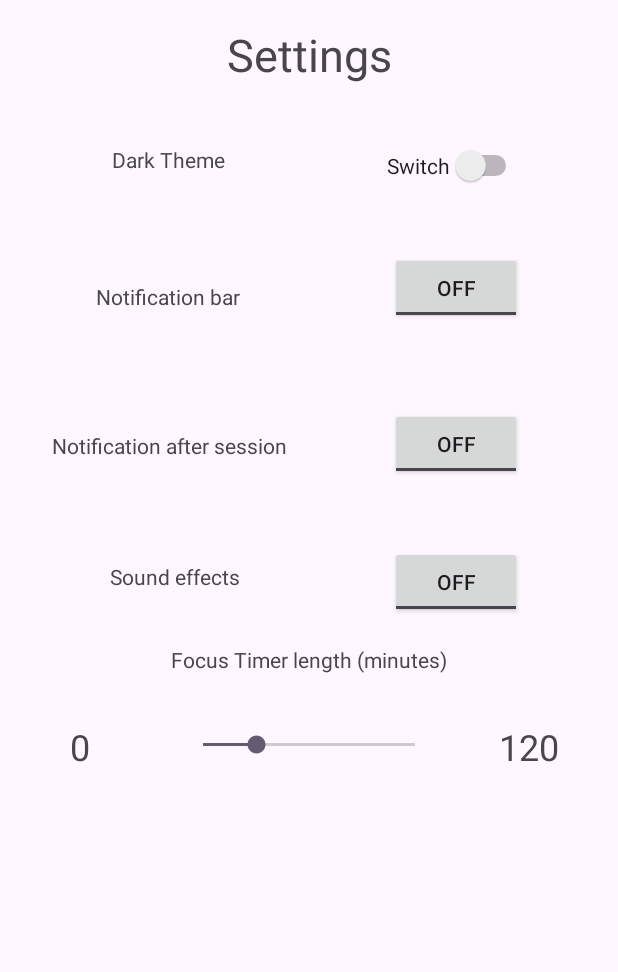
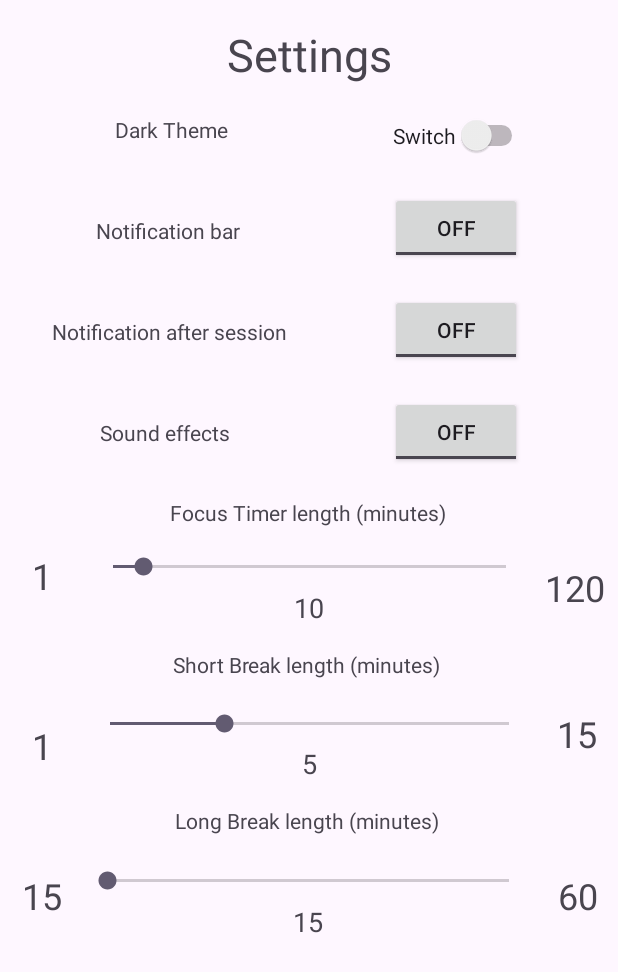
Before and after one commit to Pomodorify/Pomodorify, an Android app: the fragment Settings shown on its own in the app's theme, on a phone screen of 412 x 824 dp. Shown: the top 972 px of the screen. Run offline under Robolectric (Android 15) with nearby library versions, the phone set to English and light mode, and no system bars.

Commit message:
Finished creating basic UI for settings fragment

```diff
--- a/app/src/main/java/com/example/pomodorify/Settings.java
+++ b/app/src/main/java/com/example/pomodorify/Settings.java
@@ -7,7 +7,8 @@ import androidx.fragment.app.Fragment;
 import android.view.LayoutInflater;
 import android.view.View;
 import android.view.ViewGroup;
-
+import android.widget.SeekBar;
+import android.widget.TextView;
 
 
 public class Settings extends Fragment {
@@ -24,10 +25,85 @@ public class Settings extends Fragment {
     @Override
     public View onCreateView(LayoutInflater inflater, ViewGroup container,
                              Bundle savedInstanceState) {
-        // Inflate the layout for this fragment
-        return inflater.inflate(R.layout.fragment_settings, container, false);
+        View view = inflater.inflate(R.layout.fragment_settings, container, false);
+
+        GetTimes getTimes = new DBHelper(getActivity());
+
+        //ustawienie dlugosci timera focus
+        SeekBar focusBar = view.findViewById(R.id.FocusBar);
+        TextView focusDuration = view.findViewById(R.id.focusDuration);
+        int focusTime = getTimes.getFocusTime();
+        focusBar.setProgress(focusTime - 1);
+        focusDuration.setText(String.valueOf(focusTime));
+        focusBar.setOnSeekBarChangeListener(new SeekBar.OnSeekBarChangeListener() {
+            @Override
+            public void onProgressChanged(SeekBar seekBar, int progress, boolean fromUser) {
+                focusDuration.setText(String.valueOf(progress + 1));
+            }
+
+            @Override
+            public void onStartTrackingTouch(SeekBar seekBar) {
+
+            }
+
+            @Override
+            public void onStopTrackingTouch(SeekBar seekBar) {
+                //wyslij do bazy danych
+            }
+        });
+
+        //ustawienie dlugosci timera shortbreak
+        SeekBar shortBar = view.findViewById(R.id.ShortBar);
+        TextView shortDuration = view.findViewById(R.id.shortDuration);
+        int shortTime = getTimes.getShortBreakTime();
+        shortBar.setProgress(shortTime - 1);
+        shortDuration.setText(String.valueOf(shortTime));
+        shortBar.setOnSeekBarChangeListener(new SeekBar.OnSeekBarChangeListener() {
+            @Override
+            public void onProgressChanged(SeekBar seekBar, int progress, boolean fromUser) {
+                shortDuration.setText(String.valueOf(progress + 1));
+            }
+
+            @Override
+            public void onStartTrackingTouch(SeekBar seekBar) {
+
+            }
+
+            @Override
+            public void onStopTrackingTouch(SeekBar seekBar) {
+                //wyslij do bazy danych
+            }
+        });
+
+        //ustawienie dlugosci timera long break
+        SeekBar longBar = view.findViewById(R.id.LongBar);
+        TextView longDuration = view.findViewById(R.id.longDuration);
+        int longTime = getTimes.getLongBreakTime();
+        longBar.setProgress(longTime - 15);
+        longDuration.setText(String.valueOf(longTime));
+        longBar.setOnSeekBarChangeListener(new SeekBar.OnSeekBarChangeListener() {
+            @Override
+            public void onProgressChanged(SeekBar seekBar, int progress, boolean fromUser) {
+                longDuration.setText(String.valueOf(progress + 15));
+            }
+
+            @Override
+            public void onStartTrackingTouch(SeekBar seekBar) {
+
+            }
+
+            @Override
+            public void onStopTrackingTouch(SeekBar seekBar) {
+                //wyslij do bazy danych
+            }
+        });
+
+
+        return view;
     }
 }
 
 //TODO: mamy 3 timery, dla kazdego wybierz: czy chcesz przerwe, dlugosc timera, dlugosc przerwy, ew jakis dark theme
 //TODO: jest tez jakis fragmentsettings, moze lepiej z niego skorzystac zamiast zwykly fragment, byc moze lepiej ustawienia trzymac w sharedpreferences
+//
+//
--- a/app/src/main/res/layout/fragment_settings.xml
+++ b/app/src/main/res/layout/fragment_settings.xml
@@ -7,6 +7,119 @@
     tools:context=".Settings">
 
     <!-- TODO: Update blank fragment layout -->
+
+    <TextView
+        android:id="@+id/focusText"
+        android:layout_width="wrap_content"
+        android:layout_height="wrap_content"
+        android:layout_marginTop="20dp"
+        android:text="Focus Timer length (minutes)"
+        app:layout_constraintEnd_toEndOf="parent"
+        app:layout_constraintHorizontal_bias="0.497"
+        app:layout_constraintStart_toStartOf="parent"
+        app:layout_constraintTop_toBottomOf="@+id/SoundEffects" />
+
+    <SeekBar
+        android:id="@+id/FocusBar"
+        android:layout_width="294dp"
+        android:layout_height="29dp"
+        android:layout_marginTop="12dp"
+        android:max="119"
+        android:progress="1"
+        app:layout_constraintEnd_toEndOf="parent"
+        app:layout_constraintStart_toStartOf="parent"
+        app:layout_constraintTop_toBottomOf="@+id/focusText" />
+
+    <TextView
+        android:id="@+id/focusMax"
+        android:layout_width="wrap_content"
+        android:layout_height="wrap_content"
+        android:layout_marginTop="12dp"
+        android:text="120"
+        android:textSize="24sp"
+        app:layout_constraintEnd_toEndOf="parent"
+        app:layout_constraintHorizontal_bias="0.529"
+        app:layout_constraintStart_toEndOf="@+id/FocusBar"
+        app:layout_constraintTop_toTopOf="@+id/FocusBar" />
+
+    <TextView
+        android:id="@+id/focusDuration"
+        android:layout_width="wrap_content"
+        android:layout_height="wrap_content"
+        android:text="Value"
+        android:textSize="18sp"
+        app:layout_constraintEnd_toEndOf="parent"
+        app:layout_constraintStart_toStartOf="parent"
+        app:layout_constraintTop_toBottomOf="@+id/FocusBar" />
+
+    <TextView
+        android:id="@+id/focusMin"
+        android:layout_width="wrap_content"
+        android:layout_height="wrap_content"
+        android:layout_marginTop="4dp"
+        android:text="1"
+        android:textSize="24sp"
+        app:layout_constraintEnd_toStartOf="@+id/FocusBar"
+        app:layout_constraintHorizontal_bias="0.466"
+        app:layout_constraintStart_toStartOf="parent"
+        app:layout_constraintTop_toTopOf="@+id/FocusBar" />
+
+    <SeekBar
+        android:id="@+id/LongBar"
+        android:layout_width="300dp"
+        android:layout_height="29dp"
+        android:layout_marginTop="16dp"
+        android:max="45"
+        android:progress="15"
+        app:layout_constraintEnd_toEndOf="parent"
+        app:layout_constraintHorizontal_bias="0.495"
+        app:layout_constraintStart_toStartOf="parent"
+        app:layout_constraintTop_toBottomOf="@+id/longText" />
+
+    <TextView
+        android:id="@+id/longMin"
+        android:layout_width="wrap_content"
+        android:layout_height="wrap_content"
+        android:layout_marginTop="8dp"
+        android:text="15"
+        android:textSize="24sp"
+        app:layout_constraintEnd_toStartOf="@+id/LongBar"
+        app:layout_constraintStart_toStartOf="parent"
+        app:layout_constraintTop_toTopOf="@+id/LongBar" />
+
+    <TextView
+        android:id="@+id/longText"
+        android:layout_width="wrap_content"
+        android:layout_height="wrap_content"
+        android:layout_marginTop="16dp"
+        android:text="Long Break length (minutes)"
+        app:layout_constraintEnd_toEndOf="parent"
+        app:layout_constraintHorizontal_bias="0.495"
+        app:layout_constraintStart_toStartOf="parent"
+        app:layout_constraintTop_toBottomOf="@+id/shortDuration" />
+
+    <TextView
+        android:id="@+id/longDuration"
+        android:layout_width="wrap_content"
+        android:layout_height="wrap_content"
+        android:text="Value"
+        android:textSize="18sp"
+        app:layout_constraintEnd_toEndOf="parent"
+        app:layout_constraintHorizontal_bias="0.498"
+        app:layout_constraintStart_toStartOf="parent"
+        app:layout_constraintTop_toBottomOf="@+id/LongBar" />
+
+    <TextView
+        android:id="@+id/longMax"
+        android:layout_width="wrap_content"
+        android:layout_height="wrap_content"
+        android:layout_marginTop="8dp"
+        android:text="60"
+        android:textSize="24sp"
+        app:layout_constraintEnd_toEndOf="parent"
+        app:layout_constraintHorizontal_bias="0.548"
+        app:layout_constraintStart_toEndOf="@+id/LongBar"
+        app:layout_constraintTop_toTopOf="@+id/LongBar" />
 
     <TextView
         android:id="@+id/textView"
@@ -19,76 +132,14 @@
         app:layout_constraintStart_toStartOf="parent"
         app:layout_constraintTop_toTopOf="parent" />
 
-    <Switch
-        android:id="@+id/themeSwitch"
-        android:layout_width="wrap_content"
-        android:layout_height="wrap_content"
-        android:layout_marginTop="40dp"
-        android:layout_marginEnd="64dp"
-        android:text="Switch"
-        app:layout_constraintEnd_toEndOf="parent"
-        app:layout_constraintTop_toBottomOf="@+id/textView" />
-
-    <ToggleButton
-        android:id="@+id/NotisSessionFinished"
-        android:layout_width="wrap_content"
-        android:layout_height="wrap_content"
-        android:layout_marginTop="56dp"
-        android:layout_marginEnd="64dp"
-        android:text="Notification after finishing"
-        app:layout_constraintEnd_toEndOf="parent"
-        app:layout_constraintTop_toBottomOf="@+id/NotisBar" />
-
-    <TextView
-        android:id="@+id/textView4"
-        android:layout_width="wrap_content"
-        android:layout_height="wrap_content"
-        android:layout_marginTop="80dp"
-        android:text="Notification after session"
-        app:layout_constraintEnd_toStartOf="@+id/NotisSessionFinished"
-        app:layout_constraintHorizontal_bias="0.333"
-        app:layout_constraintStart_toStartOf="parent"
-        app:layout_constraintTop_toBottomOf="@+id/textView3" />
-
-    <TextView
-        android:id="@+id/textView2"
-        android:layout_width="wrap_content"
-        android:layout_height="wrap_content"
-        android:layout_marginTop="40dp"
-        android:text="Dark Theme"
-        app:layout_constraintEnd_toStartOf="@+id/themeSwitch"
-        app:layout_constraintHorizontal_bias="0.409"
-        app:layout_constraintStart_toStartOf="parent"
-        app:layout_constraintTop_toBottomOf="@+id/textView" />
-
-    <ToggleButton
-        android:id="@+id/SoundEffects"
-        android:layout_width="wrap_content"
-        android:layout_height="wrap_content"
-        android:layout_marginTop="44dp"
-        android:layout_marginEnd="64dp"
-        android:text="Sound effects"
-        app:layout_constraintEnd_toEndOf="parent"
-        app:layout_constraintTop_toBottomOf="@+id/NotisSessionFinished" />
-
-    <ToggleButton
-        android:id="@+id/NotisBar"
-        android:layout_width="wrap_content"
-        android:layout_height="wrap_content"
-        android:layout_marginTop="44dp"
-        android:layout_marginEnd="64dp"
-        android:text="Notifications during timing"
-        app:layout_constraintEnd_toEndOf="parent"
-        app:layout_constraintTop_toBottomOf="@+id/themeSwitch" />
-
     <TextView
         android:id="@+id/textView5"
         android:layout_width="wrap_content"
         android:layout_height="wrap_content"
-        android:layout_marginTop="68dp"
+        android:layout_marginTop="48dp"
         android:text="Sound effects"
         app:layout_constraintEnd_toStartOf="@+id/SoundEffects"
-        app:layout_constraintHorizontal_bias="0.424"
+        app:layout_constraintHorizontal_bias="0.383"
         app:layout_constraintStart_toStartOf="parent"
         app:layout_constraintTop_toBottomOf="@+id/textView4" />
 
@@ -96,55 +147,130 @@
         android:id="@+id/textView3"
         android:layout_width="wrap_content"
         android:layout_height="wrap_content"
-        android:layout_marginTop="72dp"
+        android:layout_marginTop="48dp"
         android:text="Notification bar"
         app:layout_constraintEnd_toStartOf="@+id/NotisBar"
         app:layout_constraintHorizontal_bias="0.392"
         app:layout_constraintStart_toStartOf="parent"
         app:layout_constraintTop_toBottomOf="@+id/textView2" />
 
-    <TextView
-        android:id="@+id/FocusLength"
+    <ToggleButton
+        android:id="@+id/NotisBar"
         android:layout_width="wrap_content"
         android:layout_height="wrap_content"
-        android:layout_marginTop="36dp"
-        android:text="Focus Timer length (minutes)"
+        android:layout_marginTop="24dp"
+        android:layout_marginEnd="64dp"
+        android:text="Notifications during timing"
+        app:layout_constraintEnd_toEndOf="parent"
+        app:layout_constraintTop_toBottomOf="@+id/themeSwitch" />
+
+    <Switch
+        android:id="@+id/themeSwitch"
+        android:layout_width="wrap_content"
+        android:layout_height="wrap_content"
+        android:layout_marginTop="20dp"
+        android:layout_marginEnd="60dp"
+        android:text="Switch"
+        app:layout_constraintEnd_toEndOf="parent"
+        app:layout_constraintTop_toBottomOf="@+id/textView" />
+
+    <ToggleButton
+        android:id="@+id/SoundEffects"
+        android:layout_width="wrap_content"
+        android:layout_height="wrap_content"
+        android:layout_marginTop="20dp"
+        android:layout_marginEnd="64dp"
+        android:text="Sound effects"
+        app:layout_constraintEnd_toEndOf="parent"
+        app:layout_constraintTop_toBottomOf="@+id/NotisSessionFinished" />
+
+    <ToggleButton
+        android:id="@+id/NotisSessionFinished"
+        android:layout_width="wrap_content"
+        android:layout_height="wrap_content"
+        android:layout_marginTop="20dp"
+        android:layout_marginEnd="64dp"
+        android:text="Notification after finishing"
+        app:layout_constraintEnd_toEndOf="parent"
+        app:layout_constraintTop_toBottomOf="@+id/NotisBar" />
+
+    <TextView
+        android:id="@+id/textView2"
+        android:layout_width="wrap_content"
+        android:layout_height="wrap_content"
+        android:layout_marginTop="20dp"
+        android:text="Dark Theme"
+        app:layout_constraintEnd_toStartOf="@+id/themeSwitch"
+        app:layout_constraintHorizontal_bias="0.409"
+        app:layout_constraintStart_toStartOf="parent"
+        app:layout_constraintTop_toBottomOf="@+id/textView" />
+
+    <TextView
+        android:id="@+id/textView4"
+        android:layout_width="wrap_content"
+        android:layout_height="wrap_content"
+        android:layout_marginTop="48dp"
+        android:text="Notification after session"
+        app:layout_constraintEnd_toStartOf="@+id/NotisSessionFinished"
+        app:layout_constraintHorizontal_bias="0.333"
+        app:layout_constraintStart_toStartOf="parent"
+        app:layout_constraintTop_toBottomOf="@+id/textView3" />
+
+    <SeekBar
+        android:id="@+id/ShortBar"
+        android:layout_width="298dp"
+        android:layout_height="28dp"
+        android:layout_marginTop="16dp"
+        android:max="14"
+        android:progress="1"
+        app:layout_constraintEnd_toEndOf="parent"
+        app:layout_constraintHorizontal_bias="0.504"
+        app:layout_constraintStart_toStartOf="parent"
+        app:layout_constraintTop_toBottomOf="@+id/shortText" />
+
+    <TextView
+        android:id="@+id/shortMax"
+        android:layout_width="wrap_content"
+        android:layout_height="wrap_content"
+        android:layout_marginTop="4dp"
+        android:text="15"
+        android:textSize="24sp"
+        app:layout_constraintEnd_toEndOf="parent"
+        app:layout_constraintHorizontal_bias="0.529"
+        app:layout_constraintStart_toEndOf="@+id/ShortBar"
+        app:layout_constraintTop_toTopOf="@+id/ShortBar" />
+
+    <TextView
+        android:id="@+id/shortDuration"
+        android:layout_width="wrap_content"
+        android:layout_height="wrap_content"
+        android:text="Value"
+        android:textSize="18sp"
         app:layout_constraintEnd_toEndOf="parent"
         app:layout_constraintStart_toStartOf="parent"
-        app:layout_constraintTop_toBottomOf="@+id/textView5" />
-
-    <SeekBar
-        android:id="@+id/seekBar"
-        android:layout_width="173dp"
-        android:layout_height="47dp"
-        android:layout_marginTop="24dp"
-        android:max="120"
-        android:progress="30"
-        app:layout_constraintEnd_toEndOf="parent"
-        app:layout_constraintStart_toStartOf="parent"
-        app:layout_constraintTop_toBottomOf="@+id/FocusLength" />
+        app:layout_constraintTop_toBottomOf="@+id/ShortBar" />
 
     <TextView
-        android:id="@+id/textView7"
+        android:id="@+id/shortText"
         android:layout_width="wrap_content"
         android:layout_height="wrap_content"
-        android:layout_marginTop="32dp"
-        android:text="0"
-        android:textSize="24sp"
-        app:layout_constraintEnd_toStartOf="@+id/seekBar"
-        app:layout_constraintHorizontal_bias="0.443"
+        android:layout_marginTop="16dp"
+        android:text="Short Break length (minutes)"
+        app:layout_constraintEnd_toEndOf="parent"
+        app:layout_constraintHorizontal_bias="0.495"
         app:layout_constraintStart_toStartOf="parent"
-        app:layout_constraintTop_toBottomOf="@+id/FocusLength" />
+        app:layout_constraintTop_toBottomOf="@+id/focusDuration" />
 
     <TextView
-        android:id="@+id/textView8"
+        android:id="@+id/shortMin"
         android:layout_width="wrap_content"
         android:layout_height="wrap_content"
-        android:layout_marginTop="32dp"
-        android:text="120"
+        android:layout_marginTop="12dp"
+        android:text="1"
         android:textSize="24sp"
-        app:layout_constraintEnd_toEndOf="parent"
-        app:layout_constraintStart_toEndOf="@+id/seekBar"
-        app:layout_constraintTop_toBottomOf="@+id/FocusLength" />
+        app:layout_constraintEnd_toStartOf="@+id/ShortBar"
+        app:layout_constraintHorizontal_bias="0.488"
+        app:layout_constraintStart_toStartOf="parent"
+        app:layout_constraintTop_toTopOf="@+id/ShortBar" />
 
 </androidx.constraintlayout.widget.ConstraintLayout>
```
